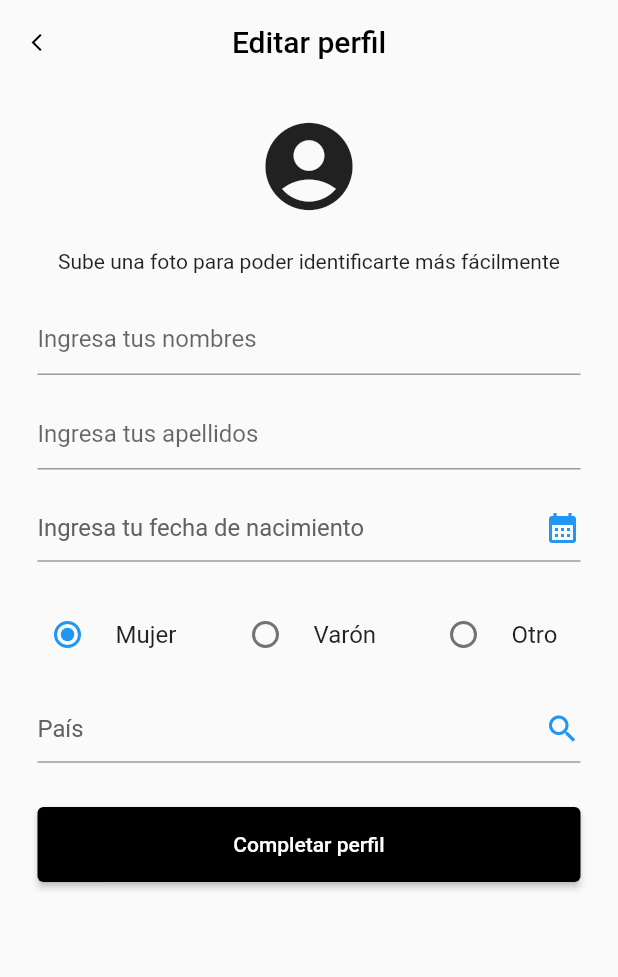
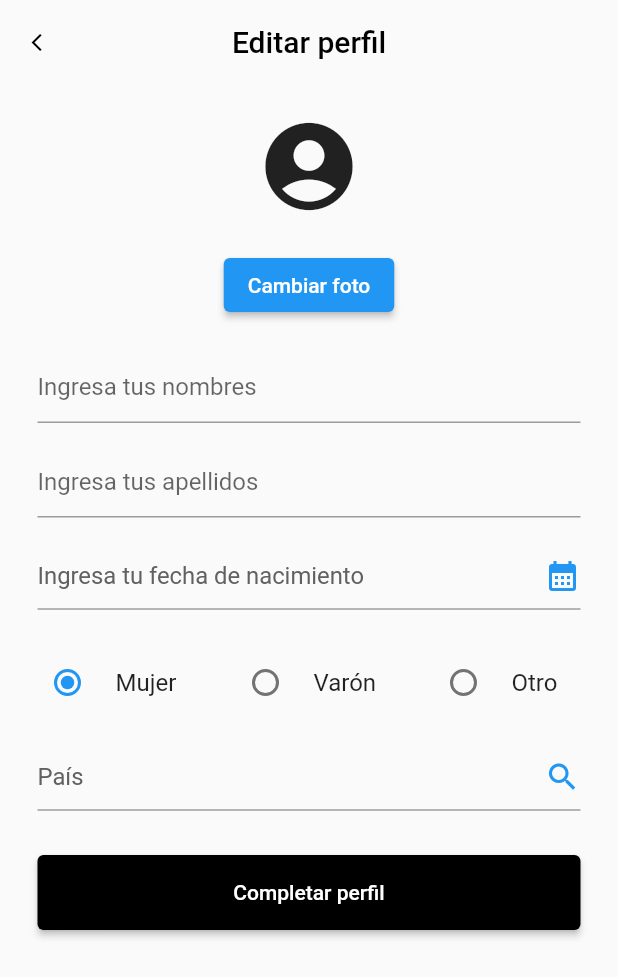
Before and after one commit to roxtrom13/food_and_drug_admin, a Flutter app: the CompleteProfile screen opened by its route, on a phone screen of 412 x 824 dp. Shown: the top 977 px of the screen. Run offline on Flutter 3.47's test engine with Material 2 defaults, Android fonts, the phone set to English and light mode, and no system bars; our stand-ins replace country_picker, font_awesome_flutter; network calls fail.

```diff
--- a/lib/pages/complete_profile.dart
+++ b/lib/pages/complete_profile.dart
@@ -1,3 +1,4 @@
+import 'package:flutter/foundation.dart';
 import 'package:flutter/material.dart';
 import 'package:country_picker/country_picker.dart';
 
@@ -25,8 +26,11 @@ class _CompleteProfileState extends State<CompleteProfile> {
   String _selectCountryString = "País";
 
   void saveProfileData() {
-    print(
-        "First name: $_firstName, last name: $_lastName, birth: $_birthDate, country: $_country, gender: $_gender");
+    if (kDebugMode) {
+      print(
+        "First name: $_firstName, last name: $_lastName, birth: $_birthDate, country: $_country, gender: $_gender",
+      );
+    }
   }
 
   @override
@@ -56,10 +60,15 @@ class _CompleteProfileState extends State<CompleteProfile> {
         ),
         centerTitle: true,
         elevation: 0,
-        title: const Text(
-          "Editar perfil",
-          style: TextStyle(
-            color: Colors.black,
+        title: GestureDetector(
+          onTap: () {
+            Navigator.pop(context);
+          },
+          child: const Text(
+            "Editar perfil",
+            style: TextStyle(
+              color: Colors.black,
+            ),
           ),
         ),
       ),
@@ -74,8 +83,12 @@ class _CompleteProfileState extends State<CompleteProfile> {
                 size: 70.0,
               ),
               const SizedBox(height: 20.0),
-              const Text(
-                  "Sube una foto para poder identificarte más fácilmente"),
+              // const Text(
+              //     "Sube una foto para poder identificarte más fácilmente"),
+              ElevatedButton(
+                onPressed: () {},
+                child: const Text("Cambiar foto"),
+              ),
               const SizedBox(height: 20.0),
               Form(
                 key: _formKey,
```
